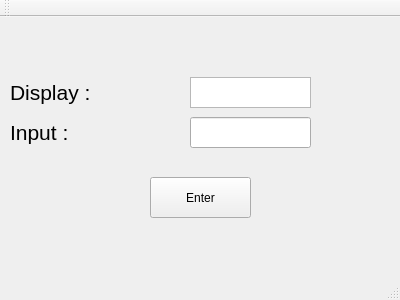
This is mainwindow.ui in wftmate/untitled as Qt 5 draws it before an edit. The edited form follows.
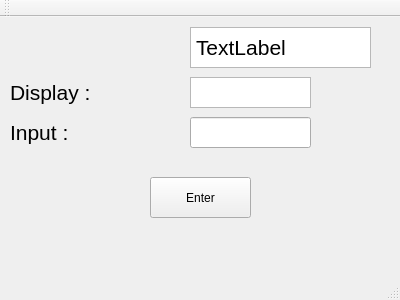
This is the edited form.

```diff
--- a/mainwindow.ui
+++ b/mainwindow.ui
@@ -88,6 +88,31 @@
       <height>31</height>
      </rect>
     </property>
+    <property name="focusPolicy">
+     <enum>Qt::StrongFocus</enum>
+    </property>
+   </widget>
+   <widget class="QLabel" name="label_3">
+    <property name="geometry">
+     <rect>
+      <x>190</x>
+      <y>10</y>
+      <width>181</width>
+      <height>41</height>
+     </rect>
+    </property>
+    <property name="font">
+     <font>
+      <pointsize>16</pointsize>
+     </font>
+    </property>
+    <property name="styleSheet">
+     <string notr="true">border: 1 solid #b8b8b8;
+background-color: #fff;</string>
+    </property>
+    <property name="text">
+     <string>TextLabel</string>
+    </property>
    </widget>
   </widget>
   <widget class="QMenuBar" name="menuBar">
```
Left out of the diff: 5 changed lines with no effect on the pictures.
